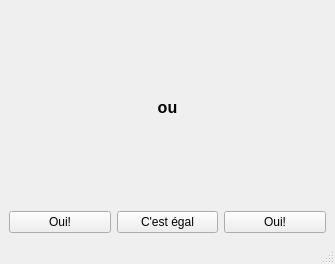
First picture: the form in prenom.ui, repository joelthelion/voting_gui, before the edit.
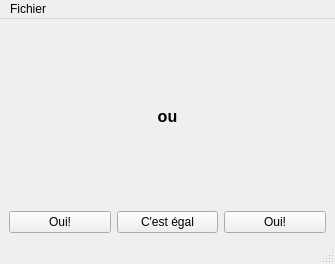
Second picture: the form after the edit. Icons and pictures are not drawn.

```diff
--- a/prenom.ui
+++ b/prenom.ui
@@ -109,9 +109,17 @@
      <x>0</x>
      <y>0</y>
      <width>335</width>
-     <height>21</height>
+     <height>23</height>
     </rect>
    </property>
+   <widget class="QMenu" name="menuFile">
+    <property name="title">
+     <string>Fichier</string>
+    </property>
+    <addaction name="actionResults"/>
+    <addaction name="actionQuit"/>
+   </widget>
+   <addaction name="menuFile"/>
   </widget>
   <widget class="QStatusBar" name="statusbar"/>
  </widget>
```
Left out of the diff: 10 changed lines with no effect on the pictures.
